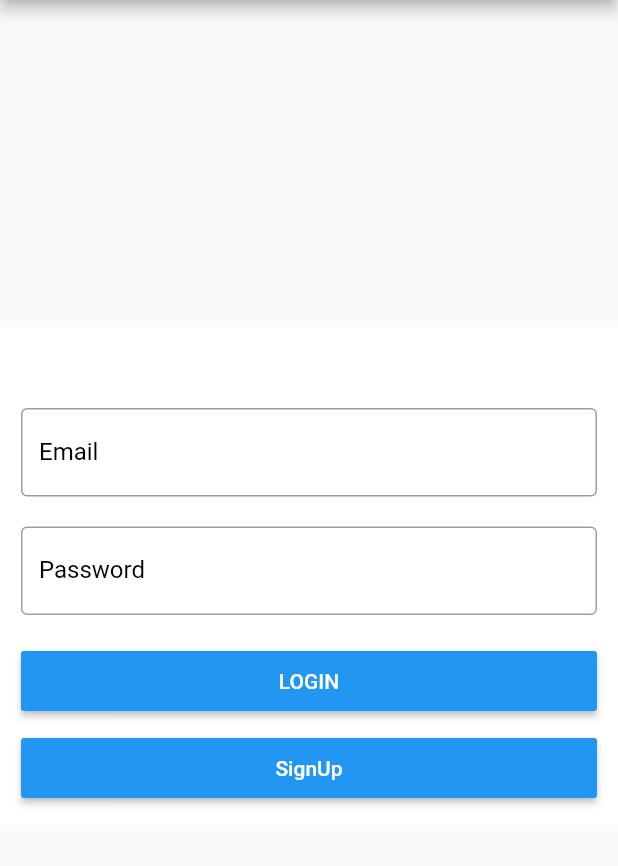
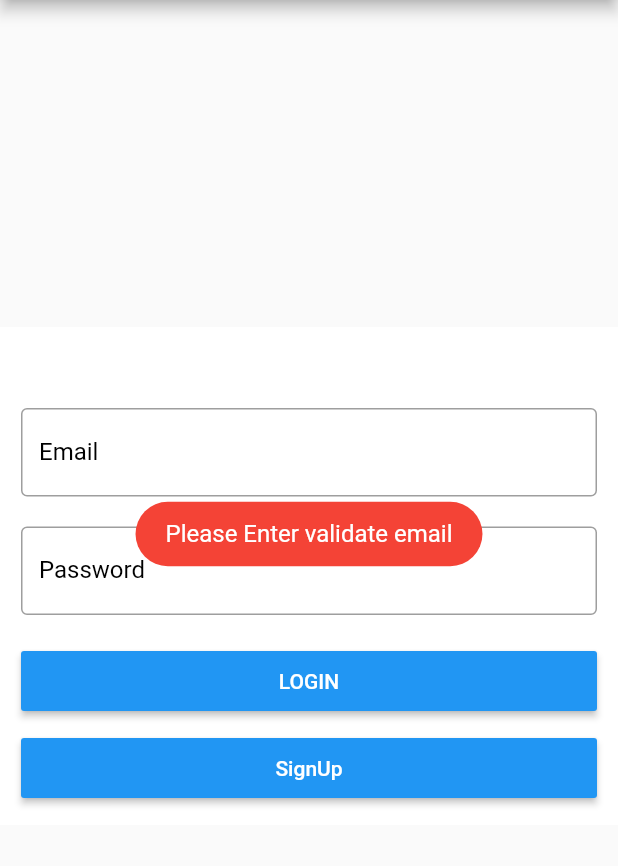
Before and after one commit to ahmed3ssem/venusera_task, a Flutter app: the screen it shows after launch, after a tap on "LOGIN", on a phone screen of 412 x 824 dp, the part 84-950 px from its top. Run offline on Flutter 3.47's test engine with Material 2 defaults, Android fonts, the phone set to English and light mode, and no system bars; our stand-ins replace fluttertoast.

Commit message:
- add "ServicesProvider" class - add email validation in "Login" class

```diff
--- a/lib/login.dart
+++ b/lib/login.dart
@@ -1,6 +1,8 @@
 import 'package:flutter/cupertino.dart';
 import 'package:flutter/material.dart';
+import 'package:venusera_task/serviceprovider.dart';
 import 'signup.dart';
+import 'package:fluttertoast/fluttertoast.dart';
 
 class UserLogin extends StatefulWidget {
   @override
@@ -9,6 +11,27 @@ class UserLogin extends StatefulWidget {
 
 class _UserLoginState extends State<UserLogin> {
   TextEditingController emailEditingContrller = TextEditingController();
+
+  void checkEmailValidate()
+  {
+    bool emailValid = RegExp(r"^[a-zA-Z0-9.a-zA-Z0-9.!#$%&'*+-/=?^_`{|}~]+@[a-zA-Z0-9]+\.[a-zA-Z]+").hasMatch(emailEditingContrller.toString());
+    if(!emailValid)
+      {
+        Fluttertoast.showToast(
+            msg: "Please Enter validate email",
+            toastLength: Toast.LENGTH_SHORT,
+            gravity: ToastGravity.CENTER,
+            timeInSecForIos: 1,
+            backgroundColor: Colors.red,
+            textColor: Colors.white,
+            fontSize: 16.0
+        );
+      }
+    else
+      {
+        Navigator.push(context, MaterialPageRoute(builder: (context)=>ServiceProvider()));
+      }
+  }
 
   @override
   Widget build(BuildContext context) {
@@ -78,7 +101,7 @@ class _UserLoginState extends State<UserLogin> {
                     //color: Colors.green,
                     minWidth: double.infinity,
                     child: MaterialButton(
-                      onPressed: () => {},
+                      onPressed: checkEmailValidate,
                       textColor: Colors.white,
                       color: Colors.blue,
                       height: 40,
--- a/pubspec.yaml
+++ b/pubspec.yaml
@@ -17,6 +17,7 @@ environment:
   sdk: ">=2.1.0 <3.0.0"
 
 dependencies:
+  fluttertoast: ^3.1.3
   flutter:
     sdk: flutter
 
```
Also changed, not shown: lib/serviceprovider.dart (added, +23 -0 lines), pubspec.lock.
